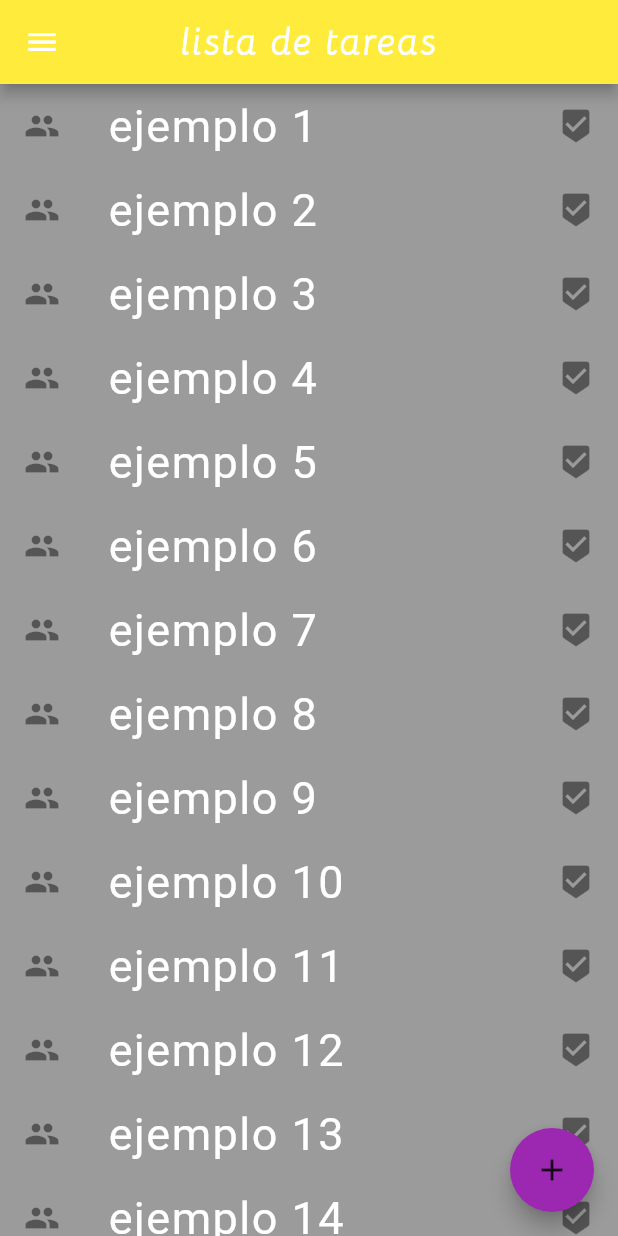
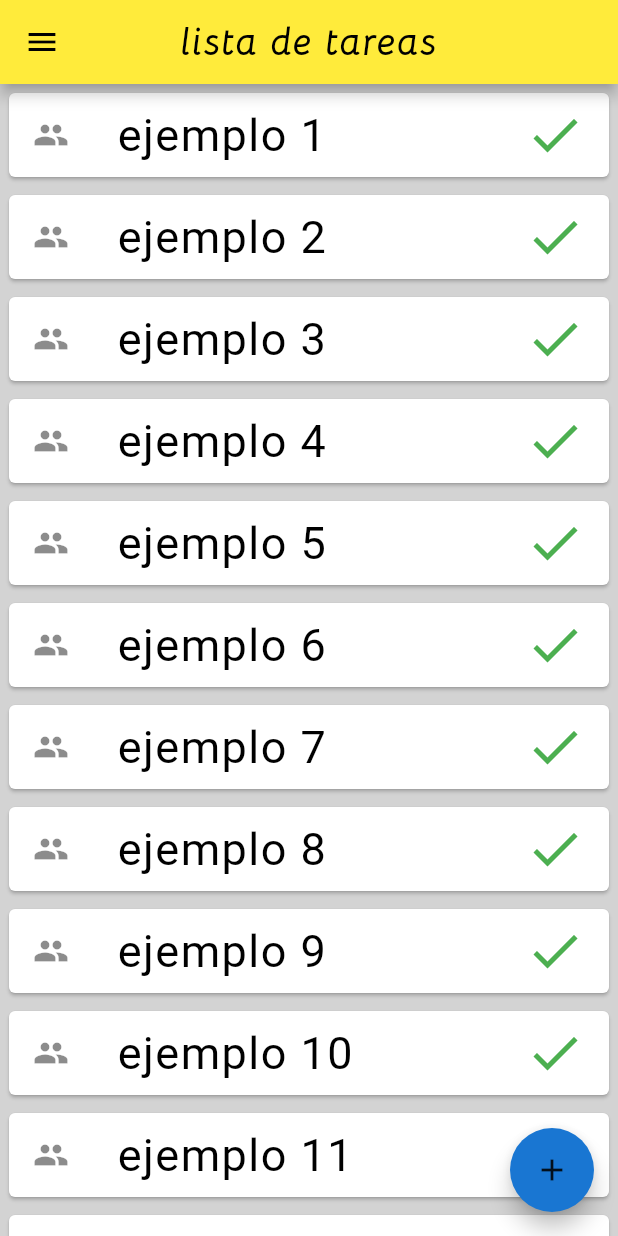
Before and after one commit to gpjrr/Agenda-App, a Flutter app: the screen it shows after launch, in the side drawer, after a tap on the "add" icon, on a phone screen of 412 x 824 dp. Run offline on Flutter 3.47's test engine with Material 2 defaults, Android fonts, the phone set to English and light mode, and no system bars; our stand-ins replace flutter_spinkit, weekday_selector; Roboto replaces fonts that are missing (EastSeaDokdo-Regular).

Commit message:
detalles visuales

```diff
--- a/lib/Home.dart
+++ b/lib/Home.dart
@@ -1,5 +1,4 @@
 import 'dart:ui';
-
 import 'package:agendaprocrastinacion/Task.dart';
 import 'package:flutter/material.dart';
 
@@ -18,13 +17,14 @@ class _HomeState extends State<Home> {
   Widget build(BuildContext context) {
     Tareas=Tareas.isNotEmpty?Tareas:ModalRoute.of(context).settings.arguments;
     return Scaffold(
-      backgroundColor: Color.fromRGBO(155,155,155, 1),
+      backgroundColor: Color.fromRGBO(211, 211, 211, 1) ,
       appBar: AppBar(
+        iconTheme: IconThemeData( color: Colors.black ),
         centerTitle: true,
         title: Text(
           'lista de tareas',
           style: TextStyle(
-            color: Colors.white,
+            color: Colors.black,
             fontSize: 25,
             letterSpacing: 1,
             fontFamily: 'Bellota-BoldItalic',
@@ -36,7 +36,14 @@ class _HomeState extends State<Home> {
         child: ListView.builder(
           itemCount: Tareas.length,
           itemBuilder: (context,index){
-            return ListTile(
+            return Padding(
+              padding: const EdgeInsets.symmetric(
+                vertical: 2,
+                horizontal: 2,
+              ),
+              child: Card(
+                //borderOnForeground: true,
+                child: ListTile(
                   onTap: (){
                     print(" ${Tareas[index].Nombre} ");
                   },
@@ -44,14 +51,21 @@ class _HomeState extends State<Home> {
                   title: Text(
                       Tareas[index].Nombre,
                       style: TextStyle(
-                    color: Colors.white,
+                        color: Colors.black,
                         fontSize: 30,
                         letterSpacing: 1,
                         fontFamily: 'EastSeaDokdo-Regular',
                         //fontFamily: 'Caveat-Regular',
                       ),
                   ),
-              trailing: Icon( Icons.beenhere ),
+                  trailing: Icon(
+                    Icons.done,
+                    size: 40,
+                    color: Colors.green,
+                  ),
+
+                ),
+              ),
             );
           },
 
@@ -65,6 +79,7 @@ class _HomeState extends State<Home> {
             Limpio: true,
             Dias: List.filled(7, false),
             Lave: "0",
+            Tempo: true,
           );
 
           Nuevo.Hoy();
@@ -73,6 +88,7 @@ class _HomeState extends State<Home> {
             'Nombre': Nuevo.Nombre ,
             'Descripcion': Nuevo.Descripcion ,
             'Dias':Nuevo.Dias,
+            'Tempo':Nuevo.Tempo,
           } );
           setState( (){
             Task Sujeto=Task(
@@ -85,13 +101,14 @@ class _HomeState extends State<Home> {
             Tareas.add(Sujeto);
           });
         },
-        backgroundColor: Colors.purple,
+        backgroundColor: Colors.blue[700],
         child: Icon(
           Icons.add,
           color: Colors.black87,
         ),
       ),
       drawer: Drawer(
+
         child: ListView(
           children: <Widget>[
             ListTile(
--- a/lib/Loading.dart
+++ b/lib/Loading.dart
@@ -12,12 +12,19 @@ class _LoadingState extends State<Loading> {
 
   void llena() async{
     for(int i=1;i<=16;i++) {
+      bool tem;
+      if( i%2==0 )
+        tem=true;
+      else tem=false;
+
       Tareas.add(
        Task(
          Nombre:"ejemplo $i",
          Descripcion: "aqui redacto",
          Dias: List.filled(7, false),
-         Lave: "0",
+         Lave: "${i} ",
+         Done: !tem,
+         Tempo: tem,
        )
      );
     }
--- a/lib/Task.dart
+++ b/lib/Task.dart
@@ -2,9 +2,11 @@
 //import 'dart:convert';
 //import 'package:flutter/material.dart';
 class Task {
+
   String Lave;
   String Nombre;
   String Descripcion;
+  bool Tempo;
   bool Done;
   bool Limpio;
   List Dias;
@@ -14,7 +16,8 @@ class Task {
           this.Done,
           this.Dias,
           this.Lave,
-          this.Limpio
+          this.Limpio,
+          this.Tempo,
   } );
   void Hoy(){
     var now=DateTime.now();
```
Also changed, not shown: lib/EditorTareas.dart (+29 -42 lines). Lines whose indentation alone changed are shown as unchanged.
